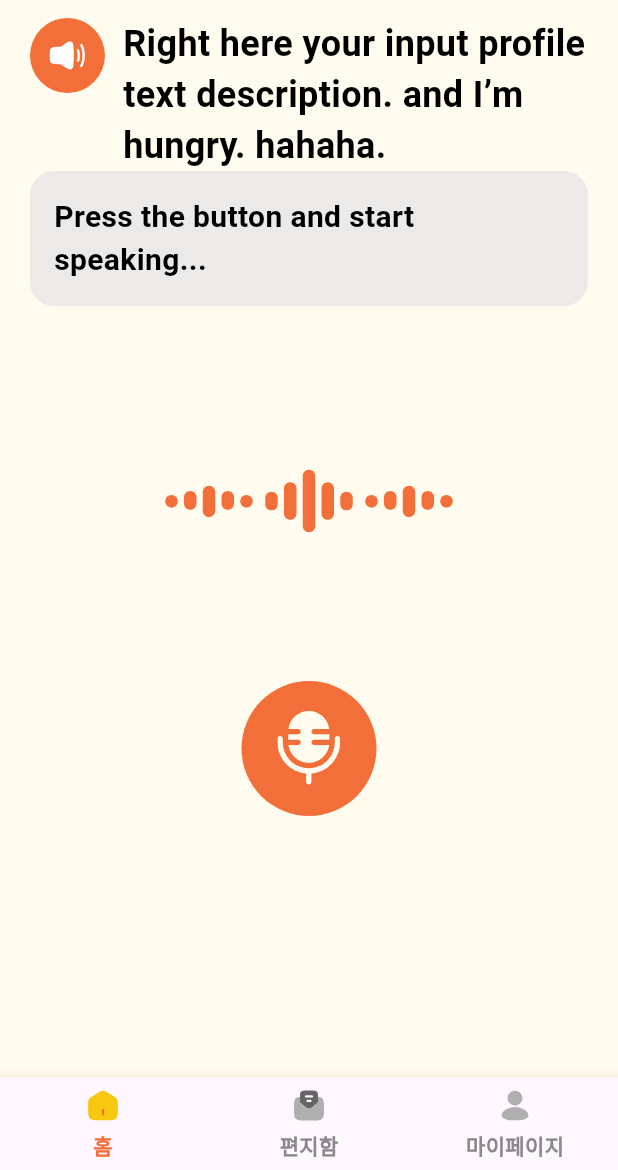
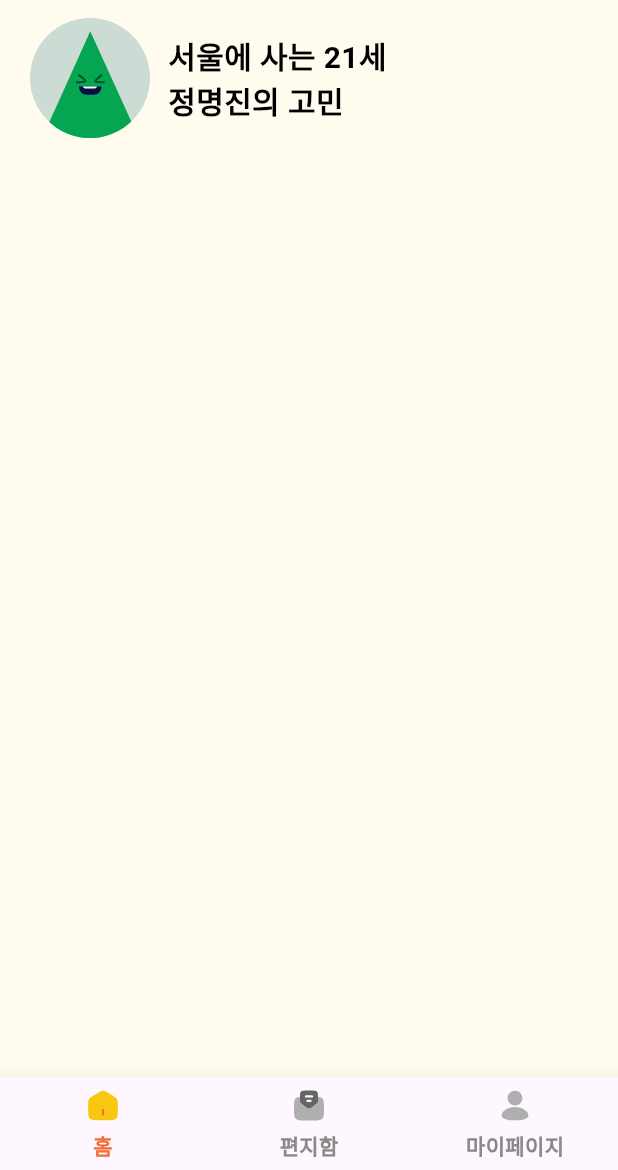
Before and after one commit to gdsc-ssu/gdgoc-weve-client, a Flutter app: the screen it shows after launch, on a phone screen of 412 x 824 dp, the part 66-1236 px from its top. Run offline on Flutter 3.47's test engine with Material 3 defaults, Android fonts, the phone set to English and light mode, and no system bars; our stand-ins replace audioplayers, flutter_riverpod, flutter_svg, fluttertoast, lottie, permission_handler and 1 more; Roboto replaces fonts that are missing (Pretendard).

Commit message:
feat: profile header (고민상담)

```diff
--- /dev/null
+++ b/lib/commons/widgets/senior/header/view/profile_header.dart
@@ -0,0 +1,47 @@
+import 'package:flutter/material.dart';
+import 'package:weve_client/core/constants/colors.dart';
+import 'package:weve_client/core/constants/custom_svg_image.dart';
+import 'package:weve_client/core/constants/fonts.dart';
+
+class ProfileHeader extends StatelessWidget {
+  final String gov;
+  final int age;
+  final String name;
+  final String avatarImage;
+
+  const ProfileHeader({
+    super.key,
+    required this.gov,
+    required this.age,
+    required this.name,
+    required this.avatarImage,
+  });
+
+  @override
+  Widget build(BuildContext context) {
+    return Row(
+      crossAxisAlignment: CrossAxisAlignment.center,
+      children: [
+        SizedBox(
+          width: 80,
+          height: 80,
+          child: CustomSvgImages.getSvgImage(avatarImage),
+        ),
+        SizedBox(width: 12),
+        Column(
+          crossAxisAlignment: CrossAxisAlignment.start,
+          children: [
+            Text(
+              "$gov에 사는 $age세",
+              style: WeveText.header4(color: WeveColor.gray.gray1),
+            ),
+            Text(
+              "$name의 고민",
+              style: WeveText.header4(color: WeveColor.gray.gray1),
+            ),
+          ],
+        ),
+      ],
+    );
+  }
+}
--- a/lib/core/constants/custom_icon.dart
+++ b/lib/core/constants/custom_icon.dart
@@ -22,11 +22,6 @@ class CustomIcons {
   static const String myPhone = 'assets/icons/my_phone.svg';
   static const String mySendActive = 'assets/icons/my_send_active.svg';
   static const String mySendDeactive = 'assets/icons/my_send_deactive.svg';
-  static const String profileBlue = 'assets/icons/profile_blue.svg';
-  static const String profileGreen = 'assets/icons/profile_green.svg';
-  static const String profileOrange = 'assets/icons/profile_orange.svg';
-  static const String profilePink = 'assets/icons/profile_pink.svg';
-  static const String profileYellow = 'assets/icons/profile_yellow.svg';
   static const String radioOff = 'assets/icons/radio_off.svg';
   static const String radioOn = 'assets/icons/radio_on.svg';
   static const String seniorCamera = 'assets/icons/senior_camera.svg';
--- a/lib/core/constants/custom_svg_image.dart
+++ b/lib/core/constants/custom_svg_image.dart
@@ -13,6 +13,11 @@ class CustomSvgImages {
   static const String writeTop = 'assets/image/image_write_top.svg';
   static const String banner1 = 'assets/banner/banner_1.svg';
   static const String banner2 = 'assets/banner/banner_2.svg';
+  static const String profileBlue = 'assets/icons/profile_blue.svg';
+  static const String profileGreen = 'assets/icons/profile_green.svg';
+  static const String profileOrange = 'assets/icons/profile_orange.svg';
+  static const String profilePink = 'assets/icons/profile_pink.svg';
+  static const String profileYellow = 'assets/icons/profile_yellow.svg';
 
   static Widget getSvgImage(String assetName, {Color? color}) {
     return SvgPicture.asset(
--- a/lib/features/junior/presentation/views/junior_home_screen.dart
+++ b/lib/features/junior/presentation/views/junior_home_screen.dart
@@ -5,12 +5,15 @@ import 'package:weve_client/commons/widgets/button/view/select_button.dart';
 import 'package:weve_client/commons/widgets/popup/view/popup.dart';
 import 'package:weve_client/commons/widgets/popup/viewmodel/popup_viewmodel.dart';
 import 'package:weve_client/commons/widgets/senior/button/view/button.dart';
+import 'package:weve_client/commons/widgets/senior/button/view/sound_button.dart';
+import 'package:weve_client/commons/widgets/senior/header/view/profile_header.dart';
 import 'package:weve_client/commons/widgets/senior/input_profile/view/question_box.dart';
 import 'package:weve_client/commons/widgets/senior/input_profile/view/stt_box.dart';
 import 'package:weve_client/commons/widgets/senior/list_item/view/list_item.dart';
 import 'package:weve_client/commons/widgets/senior/login/view/input_field.dart';
 import 'package:weve_client/commons/widgets/toast/view/toast.dart';
 import 'package:weve_client/core/constants/colors.dart';
+import 'package:weve_client/core/constants/custom_svg_image.dart';
 
 class JuniorHomeScreen extends ConsumerWidget {
   const JuniorHomeScreen({super.key});
@@ -23,11 +26,11 @@ class JuniorHomeScreen extends ConsumerWidget {
 
     return Column(
       children: [
-        QuestionBox(
-            audioUrl: "",
-            text:
-                "Right here your input profile text description. and I’m hungry. hahaha."),
-        SpeechToTextBox()
+        ProfileHeader(
+            gov: "서울",
+            age: 21,
+            name: "정명진",
+            avatarImage: CustomSvgImages.profileGreen)
       ],
     );
   }
```
